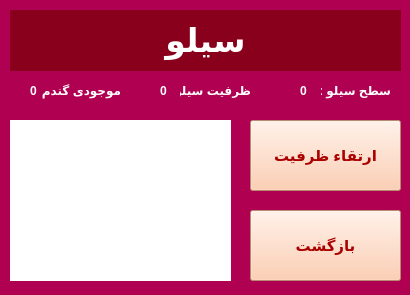
Qt form Siloo.ui (Mahdi-Ghasemii/AP_Project) before a commit.
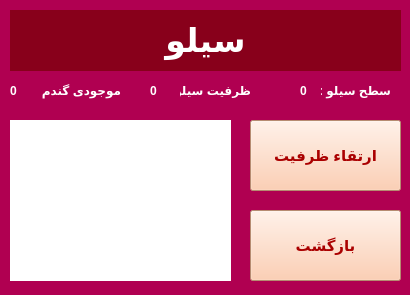
The same form after that commit. Icons and pictures are not drawn.

Diff of the .ui file:
```diff
--- a/Siloo.ui
+++ b/Siloo.ui
@@ -23,9 +23,9 @@
   <widget class="QLabel" name="Gandom_Available">
    <property name="geometry">
     <rect>
-     <x>30</x>
+     <x>10</x>
      <y>80</y>
-     <width>16</width>
+     <width>21</width>
      <height>21</height>
     </rect>
    </property>
@@ -117,9 +117,9 @@
   <widget class="QLabel" name="Siloo_Capacity">
    <property name="geometry">
     <rect>
-     <x>160</x>
+     <x>150</x>
      <y>80</y>
-     <width>21</width>
+     <width>31</width>
      <height>21</height>
     </rect>
    </property>
```
